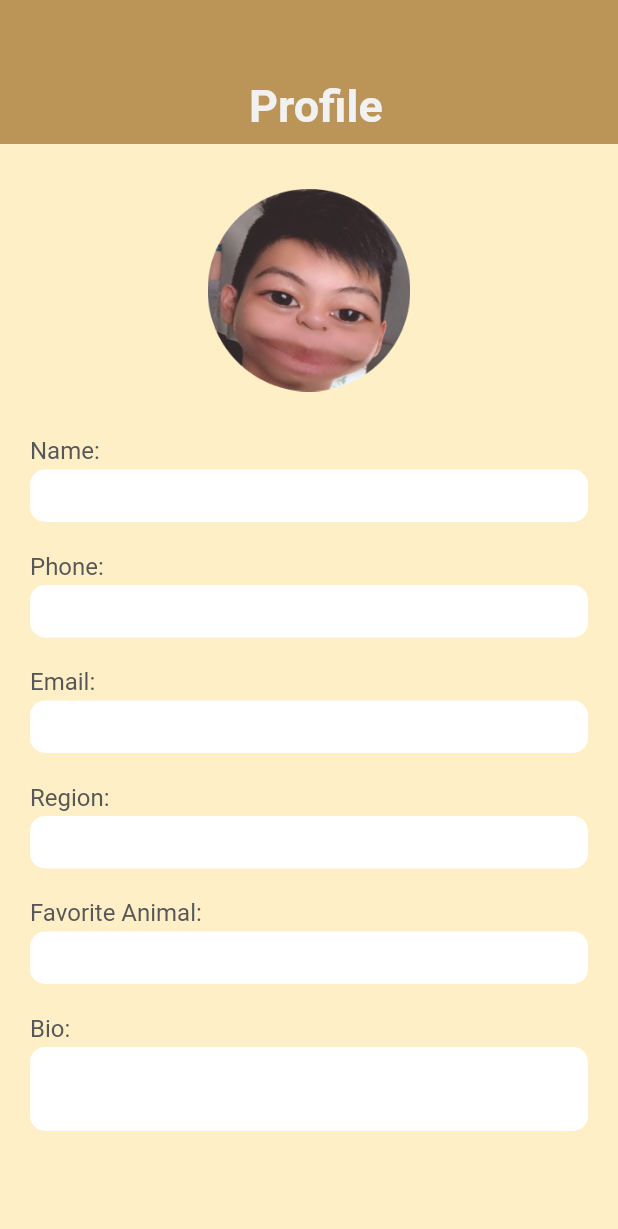
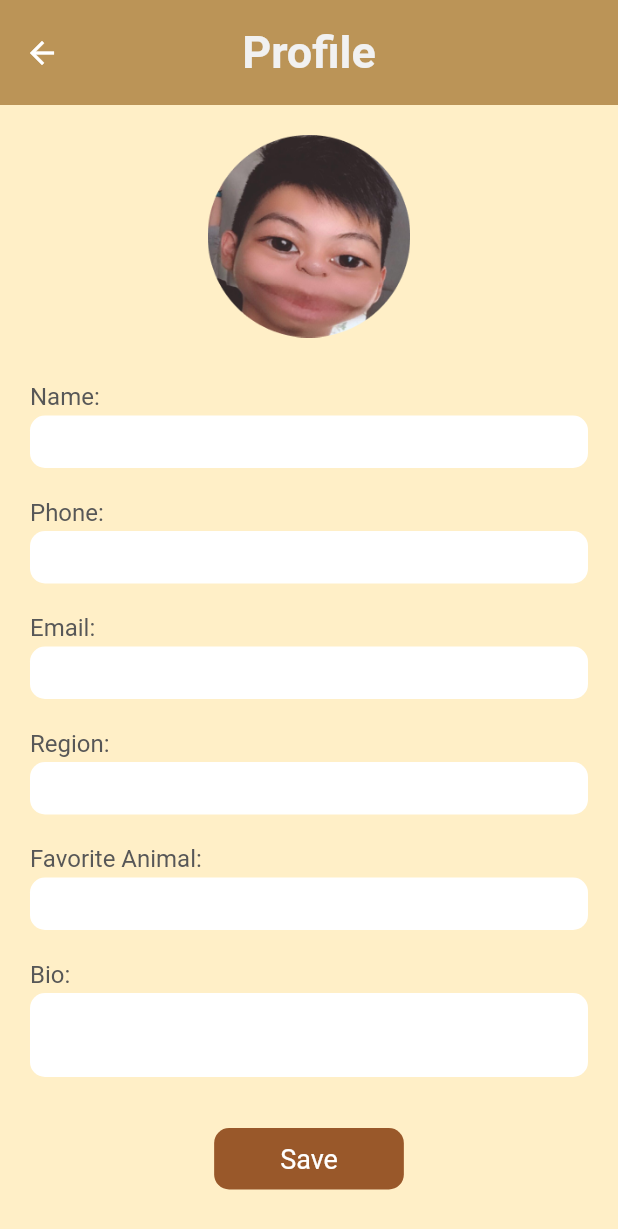
Before and after one commit to axelnegara07/CapTivity, a Flutter app: the ProfilePage screen opened directly, on a phone screen of 412 x 824 dp. Shown: the top 1229 px of the screen. Run offline on Flutter 3.47's test engine with Material 2 defaults, Android fonts, the phone set to English and light mode, and no system bars; our stand-ins replace google_fonts.

Commit message:
add appbar

```diff
--- a/tubes_uid/lib/profile-page.dart
+++ b/tubes_uid/lib/profile-page.dart
@@ -32,29 +32,27 @@ class _ProfilePageState extends State<ProfilePage> {
         Scaffold(
           resizeToAvoidBottomInset: false,
           backgroundColor: Color(0xFFFFEFC7),
+          appBar: AppBar(
+            toolbarHeight: 70,
+            centerTitle: true,
+            title: Text(
+              "Profile",
+              style: TextStyle(
+                  fontSize: 30,
+                  fontWeight: FontWeight.w600,
+                  color: Color(0xFFF1F1F1)),
+            ),
+            // titleSpacing: -30,
+            // automaticallyImplyLeading: false,
+            backgroundColor: Color(0xFFBB9457),
+            elevation: 0,
+          ),
           body: Column(
             crossAxisAlignment: CrossAxisAlignment.start,
             children: [
-              Container(
-                padding: EdgeInsets.fromLTRB(166, 48, 0, 3),
-                height: 96,
-                width: MediaQuery.of(context).size.width,
-                color: Color(0xFFBB9457),
-                child: Row(
-                  children: [
-                    Text(
-                      "Profile",
-                      style: TextStyle(
-                          fontSize: 30,
-                          fontWeight: FontWeight.w600,
-                          color: Color(0xFFF1F1F1)),
-                    ),
-                  ],
-                ),
-              ),
-              SizedBox(
-                height: 10,
-              ),
+              // SizedBox(
+              //   height: 10,
+              // ),
               Padding(
                 padding: EdgeInsets.all(20),
                 child: Column(
@@ -211,7 +209,7 @@ class _ProfilePageState extends State<ProfilePage> {
                       height: 3,
                     ),
                     Container(
-                      height: 105,
+                      height: 90,
                       child: TextFormField(
                         validator: (value) {},
                         cursorColor: Color(0xFFFFEFC7),
@@ -226,6 +224,37 @@ class _ProfilePageState extends State<ProfilePage> {
                         controller: bio,
                       ),
                     ),
+                    Center(
+                      child: Material(
+                        color: Colors.transparent,
+                        child: InkWell(
+                          child: Container(
+                            padding: EdgeInsets.symmetric(
+                                horizontal: 44, vertical: 10),
+                            decoration: BoxDecoration(
+                                color: Color(0xFFF99582A),
+                                borderRadius: BorderRadius.circular(10)),
+                            child: Text(
+                              "Save",
+                              style:
+                                  TextStyle(fontSize: 18, color: Colors.white),
+                            ),
+                          ),
+                          // onTap: () {
+                          //   // if (formKey.currentState!.validate()) {
+                          //   //   formKey.currentState!.save();
+                          //   //   Navigator.push(
+                          //   //       context,
+                          //   //       MaterialPageRoute(
+                          //   //           builder: (context) =>
+                          //   //               NavbarPage()));
+                          //   }
+                          //   // print(email.text);
+                          //   // print(password.text);
+                          // },
+                        ),
+                      ),
+                    )
                   ],
                 ),
               ),
```
Also changed, not shown: tubes_uid/lib/adoption-page.dart (+14 -17 lines), tubes_uid/lib/chat-page.dart (+28 -18 lines), tubes_uid/lib/donation-page.dart (+16 -19 lines).
